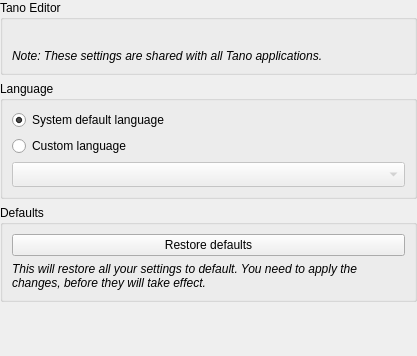
Above: src/ui/settings-editor/SettingsEditorGeneral.ui from ntadej/tano before the change. Below: the same form after it.
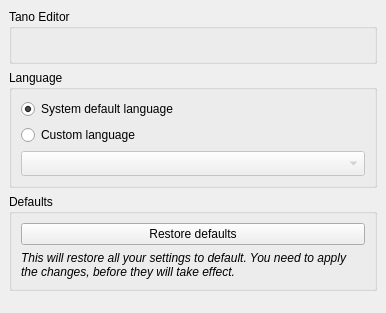
That is the form after the change. Icons and pictures are not drawn.

Diff of the .ui file:
```diff
--- a/src/ui/settings-editor/SettingsEditorGeneral.ui
+++ b/src/ui/settings-editor/SettingsEditorGeneral.ui
@@ -6,8 +6,8 @@
    <rect>
     <x>0</x>
     <y>0</y>
-    <width>417</width>
-    <height>356</height>
+    <width>386</width>
+    <height>313</height>
    </rect>
   </property>
   <property name="windowIcon">
@@ -19,29 +19,37 @@
     <number>0</number>
    </property>
    <item>
+    <widget class="QScrollArea" name="scrollArea">
+     <property name="frameShape">
+      <enum>QFrame::NoFrame</enum>
+     </property>
+     <property name="widgetResizable">
+      <bool>true</bool>
+     </property>
+     <widget class="QWidget" name="scrollAreaWidgetContents">
+      <property name="geometry">
+       <rect>
+        <x>0</x>
+        <y>0</y>
+        <width>370</width>
+        <height>398</height>
+       </rect>
+      </property>
+      <layout class="QVBoxLayout" name="verticalLayout_3">
+       <item>
     <widget class="QGroupBox" name="groupTano">
      <property name="title">
       <string>Tano Editor</string>
      </property>
-     <layout class="QGridLayout" name="gridLayout">
-      <item row="0" column="0" rowspan="2">
+         <layout class="QHBoxLayout" name="horizontalLayout">
+          <item>
        <widget class="QLabel" name="labelVersion">
         <property name="text">
          <string/>
         </property>
        </widget>
       </item>
-      <item row="2" column="0">
-       <widget class="QLabel" name="labelSettingsInfo">
-        <property name="text">
-         <string>&lt;i&gt;Note: These settings are shared with all Tano applications.&lt;/i&gt;</string>
-        </property>
-        <property name="wordWrap">
-         <bool>true</bool>
-        </property>
-       </widget>
-      </item>
-      <item row="0" column="1" rowspan="3">
+          <item>
        <widget class="QLabel" name="labelLogoEditor">
         <property name="sizePolicy">
          <sizepolicy hsizetype="Maximum" vsizetype="Maximum">
@@ -136,11 +144,15 @@
      </property>
      <property name="sizeHint" stdset="0">
       <size>
-       <width>20</width>
-       <height>40</height>
+           <width>0</width>
+           <height>0</height>
       </size>
      </property>
     </spacer>
+       </item>
+      </layout>
+     </widget>
+    </widget>
    </item>
   </layout>
  </widget>
```
Lines whose indentation alone changed are shown as unchanged.
